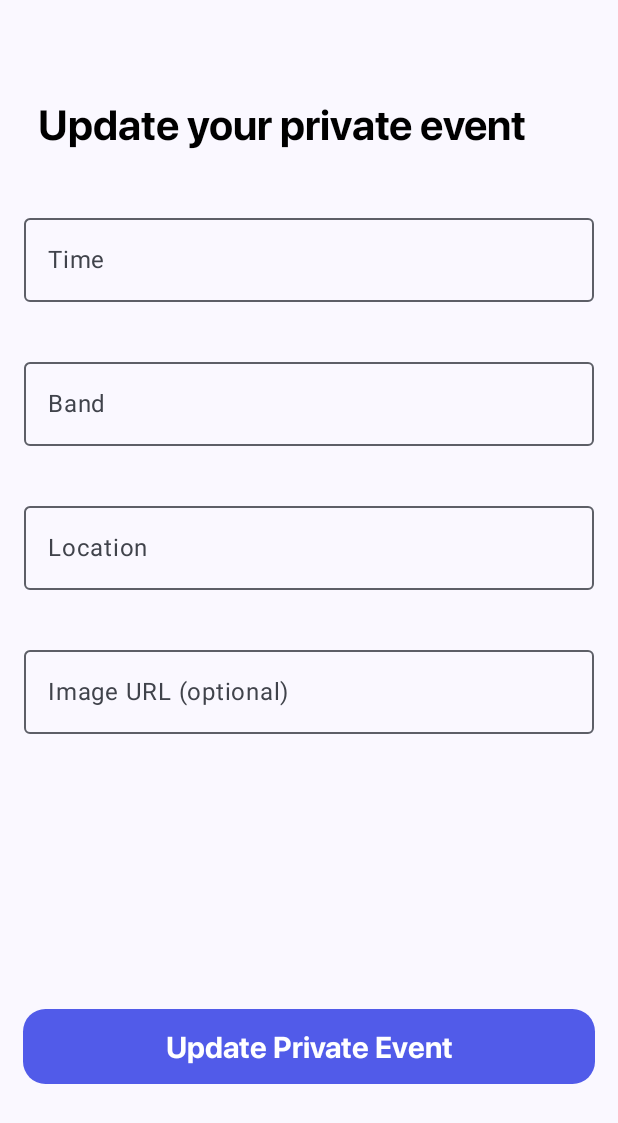
After one commit to AndreeaIlie516/City-Pulse, an Android app built with Jetpack Compose: the composable UpdatePrivateEventScreen shown on its own in the app's theme, on a phone screen of 412 x 824 dp. The commit adds this screen. Shown: the top 1123 px of the screen. Run offline under Robolectric (Android 15) with nearby library versions, the phone set to English and light mode, and no system bars; 1 statement that could not run was skipped.

Commit message:
UpdatePrivateEventScreen added

```diff
--- a/app/src/main/java/com/android/citypulse/events/EventViewModel.kt
+++ b/app/src/main/java/com/android/citypulse/events/EventViewModel.kt
@@ -17,4 +17,11 @@ class EventViewModel : ViewModel() {
         val currentEvents = events.value ?: emptyList()
         events.value = currentEvents + event
     }
+
+    var privateEventToEdit = PrivateEvent("", "", "", "")
+
+    fun updateEvent(oldEvent: PrivateEvent, newEvent: PrivateEvent) {
+        val currentEvents = events.value ?: emptyList()
+        events.value = currentEvents - oldEvent + newEvent
+    }
 }
--- a/app/src/main/java/com/android/citypulse/navigation/NavItem.kt
+++ b/app/src/main/java/com/android/citypulse/navigation/NavItem.kt
@@ -2,5 +2,6 @@ package com.android.citypulse.navigation
 
 sealed class NavItem(var title: String, var screenRoute: String) {
     object Add : NavItem("Add", "add")
+    object Update : NavItem("Update", "update")
 
 }
--- a/app/src/main/java/com/android/citypulse/navigation/NavigationGraph.kt
+++ b/app/src/main/java/com/android/citypulse/navigation/NavigationGraph.kt
@@ -4,12 +4,13 @@ import androidx.compose.runtime.Composable
 import androidx.navigation.NavHostController
 import androidx.navigation.compose.NavHost
 import androidx.navigation.compose.composable
+import com.android.citypulse.addprivateevent.AddPrivateEventScreen
 import com.android.citypulse.bottomnavigation.BottomNavItem
 import com.android.citypulse.events.EventViewModel
 import com.android.citypulse.favoriteevents.FavoriteEventsScreen
 import com.android.citypulse.popularevents.PopularEventsScreen
-import com.android.citypulse.privateevent.AddPrivateEventScreen
 import com.android.citypulse.profile.ProfileScreen
+import com.android.citypulse.updateprivateevent.UpdatePrivateEventScreen
 
 @Composable
 fun NavigationGraph(
@@ -29,5 +30,8 @@ fun NavigationGraph(
         composable(NavItem.Add.screenRoute) {
             AddPrivateEventScreen(navController = navController, eventViewModel = eventViewModel)
         }
+        composable(NavItem.Update.screenRoute) {
+            UpdatePrivateEventScreen(navController = navController, eventViewModel = eventViewModel)
+        }
     }
 }
--- /dev/null
+++ b/app/src/main/java/com/android/citypulse/updateprivateevent/UpdatePrivateEventScreen.kt
@@ -0,0 +1,195 @@
+package com.android.citypulse.updateprivateevent
+
+import android.util.Log
+import androidx.compose.foundation.layout.Box
+import androidx.compose.foundation.layout.Column
+import androidx.compose.foundation.layout.fillMaxSize
+import androidx.compose.foundation.layout.fillMaxWidth
+import androidx.compose.foundation.layout.height
+import androidx.compose.foundation.layout.padding
+import androidx.compose.foundation.shape.AbsoluteRoundedCornerShape
+import androidx.compose.material3.Button
+import androidx.compose.material3.ButtonDefaults
+import androidx.compose.material3.ExperimentalMaterial3Api
+import androidx.compose.material3.OutlinedTextField
+import androidx.compose.material3.Text
+import androidx.compose.runtime.Composable
+import androidx.compose.runtime.getValue
+import androidx.compose.runtime.mutableStateOf
+import androidx.compose.runtime.remember
+import androidx.compose.runtime.setValue
+import androidx.compose.ui.Alignment
+import androidx.compose.ui.Modifier
+import androidx.compose.ui.res.colorResource
+import androidx.compose.ui.res.stringResource
+import androidx.compose.ui.text.TextStyle
+import androidx.compose.ui.text.font.Font
+import androidx.compose.ui.text.font.FontFamily
+import androidx.compose.ui.text.input.TextFieldValue
+import androidx.compose.ui.unit.dp
+import androidx.compose.ui.unit.sp
+import androidx.navigation.NavController
+import com.android.citypulse.R
+import com.android.citypulse.addprivateevent.SetScreenTitle
+import com.android.citypulse.events.EventViewModel
+import com.android.citypulse.events.PrivateEvent
+
+@Composable
+fun UpdatePrivateEventScreen(
+    modifier: Modifier = Modifier,
+    navController: NavController,
+    eventViewModel: EventViewModel
+) {
+    Column(
+        modifier = modifier
+    ) {
+        SetScreenTitle(
+            modifier = modifier,
+            stringResource(id = R.string.update_private_event_screen)
+        )
+        FieldsList(modifier = modifier, navController = navController, eventViewModel)
+    }
+}
+
+
+@Composable
+fun FieldsList(
+    modifier: Modifier = Modifier,
+    navController: NavController,
+    eventViewModel: EventViewModel
+) {
+    var time = eventViewModel.privateEventToEdit.time
+    var band = eventViewModel.privateEventToEdit.band
+    var location = eventViewModel.privateEventToEdit.location
+    var photo = eventViewModel.privateEventToEdit.photo
+
+    val oldEvent = PrivateEvent(time, band, location, photo)
+    Box(modifier = Modifier.fillMaxSize()) {
+        Column(
+            modifier = modifier
+        ) {
+            time = timeTextField(time)
+
+            band = bandTextField(band)
+
+            location = locationTextField(location)
+
+            photo = photoTextField(photo)
+        }
+
+        Box(
+            modifier = modifier
+                .align(Alignment.Center)
+                .padding(top = 450.dp),
+            contentAlignment = Alignment.BottomEnd
+        ) {
+            Button(
+                modifier = modifier
+                    .fillMaxWidth()
+                    .height(50.dp)
+                    .padding(start = 15.dp, end = 15.dp)
+                    .align(Alignment.BottomEnd),
+                shape = AbsoluteRoundedCornerShape(
+                    topLeft = 15.dp,
+                    topRight = 15.dp,
+                    bottomLeft = 15.dp,
+                    bottomRight = 15.dp
+                ),
+                colors = ButtonDefaults.buttonColors(
+                    containerColor = colorResource(id = R.color.purple)
+                ),
+                onClick = {
+                    val newEvent = PrivateEvent(
+                        time,
+                        band,
+                        location,
+                        photo
+                    )
+                    eventViewModel.updateEvent(oldEvent, newEvent)
+                    //eventViewModel.events.value = eventViewModel.events.value?.plus(newEvent)
+                    Log.i("UpdatePrivateEventScreen", "Update Private Events button clicked")
+                    Log.i("UpdatePrivateEventScreen", "events: ${eventViewModel.events.value}")
+                    navController.navigate("favorites")
+                }
+            ) {
+                Text(
+                    text = stringResource(id = R.string.update_private_event_button_label),
+                    color = colorResource(id = R.color.white),
+                    style = TextStyle(
+                        fontSize = 20.sp,
+                        fontFamily = FontFamily(Font(R.font.sf_pro_display_bold))
+                    ),
+                )
+            }
+        }
+
+    }
+}
+
+@OptIn(ExperimentalMaterial3Api::class)
+@Composable
+fun timeTextField(previousText: String): String {
+    var text by remember { mutableStateOf(TextFieldValue(previousText)) }
+    OutlinedTextField(
+        value = text,
+        label = { Text("Time") },
+        onValueChange = { newText ->
+            text = newText
+        },
+        modifier = Modifier
+            .fillMaxWidth()
+            .padding(16.dp)
+    )
+    return text.text
+}
+
+@OptIn(ExperimentalMaterial3Api::class)
+@Composable
+fun bandTextField(previousText: String): String {
+    var text by remember { mutableStateOf(TextFieldValue(previousText)) }
+    OutlinedTextField(
+        value = text,
+        label = { Text("Band") },
+        onValueChange = { newText ->
+            text = newText
+        },
+        modifier = Modifier
+            .fillMaxWidth()
+            .padding(16.dp)
+    )
+    return text.text
+}
+
+@OptIn(ExperimentalMaterial3Api::class)
+@Composable
+fun locationTextField(previousText: String): String {
+    var text by remember { mutableStateOf(TextFieldValue(previousText)) }
+    OutlinedTextField(
+        value = text,
+        label = { Text("Location") },
+        onValueChange = { newText ->
+            text = newText
+        },
+        modifier = Modifier
+            .fillMaxWidth()
+            .padding(16.dp)
+    )
+    return text.text
+}
+
+@OptIn(ExperimentalMaterial3Api::class)
+@Composable
+fun photoTextField(previousText: String): String {
+    var text by remember { mutableStateOf(TextFieldValue(previousText)) }
+    OutlinedTextField(
+        value = text,
+        label = { Text("Image URL (optional)") },
+        onValueChange = { newText ->
+            text = newText
+        },
+        modifier = Modifier
+            .fillMaxWidth()
+            .padding(16.dp)
+    )
+    return text.text
+}
--- a/app/src/main/res/values/strings.xml
+++ b/app/src/main/res/values/strings.xml
@@ -5,6 +5,7 @@
     <string name="favorite_events_screen">Your Favorite Events</string>
     <string name="profile_screen">Your Profile</string>
     <string name="add_private_event_screen">Add a private event</string>
+    <string name="update_private_event_screen">Update your private event</string>
 
     <string name="first_event_time">27 Oct - 19:30</string>
     <string name="first_event_band">Coma + Om la Lună</string>
@@ -38,4 +39,5 @@
 
     <string name="add_button_label">+</string>
     <string name="add_private_event_button_label">Add Private Event</string>
+    <string name="update_private_event_button_label">Update Private Event</string>
 </resources>
```
Also changed, not shown: app/src/main/java/com/android/citypulse/addprivateevent/AddPrivateEventScreen.kt (renamed from app/src/main/java/com/android/citypulse/privateevent/AddPrivateEventScreen.kt, +6 -2 lines), app/src/main/java/com/android/citypulse/events/EventCell.kt (+15 -0 lines), app/src/main/java/com/android/citypulse/favoriteevents/FavoriteEventsScreen.kt (+6 -1 lines).
